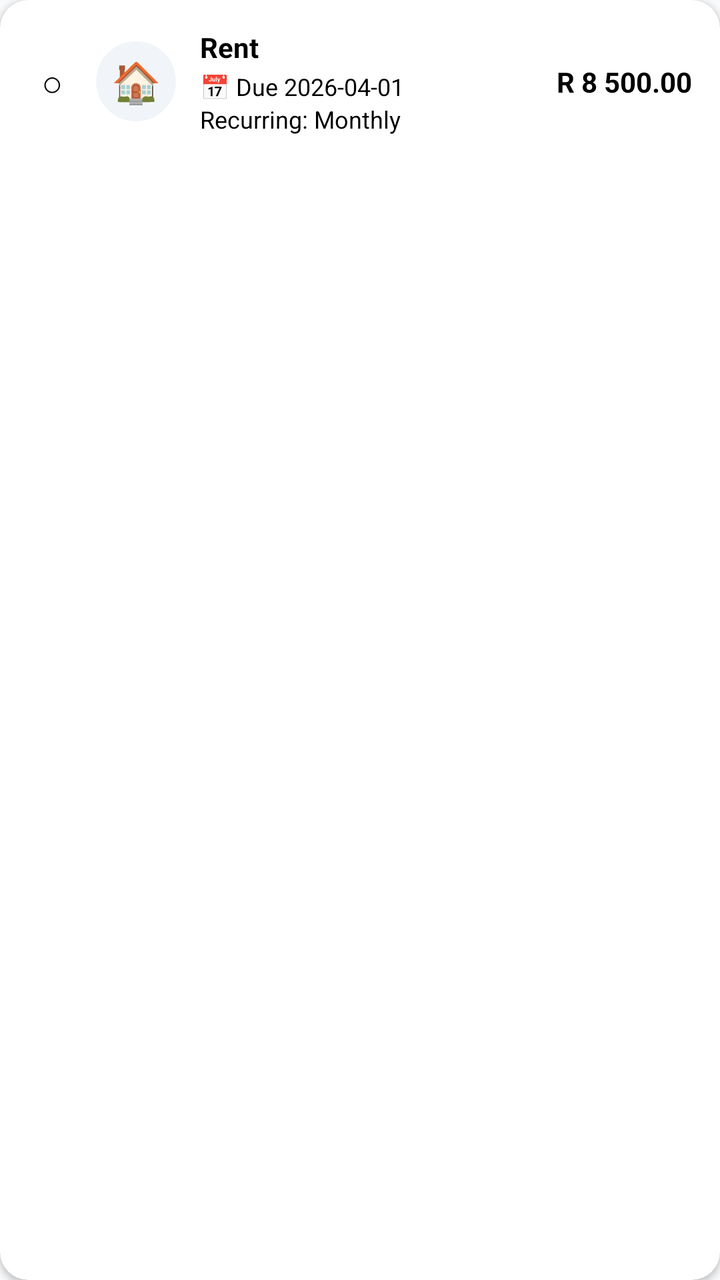
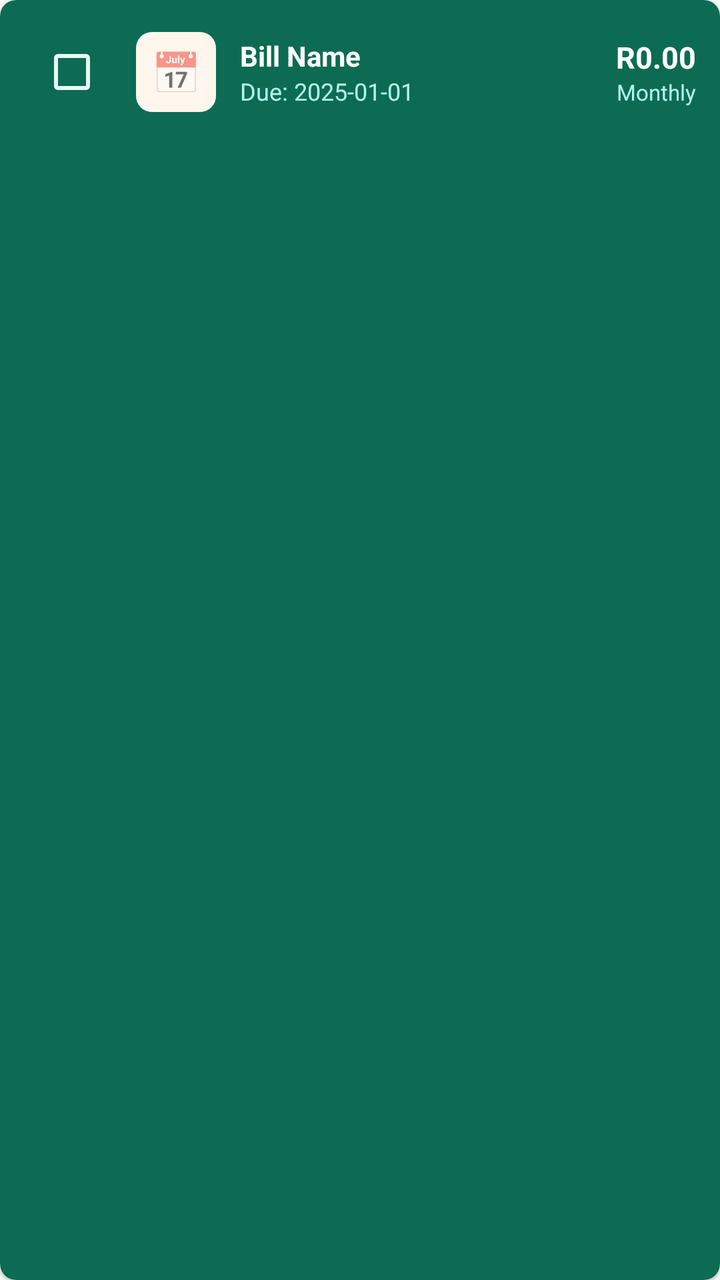

Two renders of the same Android screen: before a commit and after it. Below are the layout's source before the change and the commit's diff.
<!-- AndroidManifest.xml: application theme Theme.MoneyAssist -->
<!-- res/layout/item_bill.xml -->
<?xml version="1.0" encoding="utf-8"?>
<androidx.cardview.widget.CardView
    xmlns:android="http://schemas.android.com/apk/res/android"
    xmlns:app="http://schemas.android.com/apk/res-auto"
    android:layout_width="match_parent"
    android:layout_height="wrap_content"
    android:layout_marginBottom="10dp"
    app:cardCornerRadius="14dp"
    app:cardElevation="2dp"
    app:cardBackgroundColor="@color/white">

    <LinearLayout
        android:layout_width="match_parent"
        android:layout_height="wrap_content"
        android:orientation="horizontal"
        android:padding="14dp"
        android:gravity="center_vertical">

        
        <TextView
            android:id="@+id/tvBillCheck"
            android:layout_width="24dp"
            android:layout_height="24dp"
            android:gravity="center"
            android:text="○"
            android:textSize="18sp"
            android:textColor="@color/text_secondary"
            android:layout_marginEnd="10dp"/>

        
        <TextView
            android:id="@+id/tvBillIcon"
            android:layout_width="40dp"
            android:layout_height="40dp"
            android:gravity="center"
            android:text="🏠"
            android:textSize="20sp"
            android:background="@drawable/bg_tx_icon"
            android:layout_marginEnd="12dp"/>

        
        <LinearLayout
            android:layout_width="0dp"
            android:layout_height="wrap_content"
            android:layout_weight="1"
            android:orientation="vertical">

            <TextView
                android:id="@+id/tvBillName"
                android:layout_width="match_parent"
                android:layout_height="wrap_content"
                android:text="Rent"
                android:textSize="14sp"
                android:textStyle="bold"
                android:textColor="@color/text_primary"/>

            <TextView
                android:id="@+id/tvBillDue"
                android:layout_width="match_parent"
                android:layout_height="wrap_content"
                android:text="📅 Due 2026-04-01"
                android:textSize="12sp"
                android:textColor="@color/text_secondary"
                android:layout_marginTop="2dp"/>

            <TextView
                android:id="@+id/tvBillRecurring"
                android:layout_width="match_parent"
                android:layout_height="wrap_content"
                android:text="Recurring: Monthly"
                android:textSize="12sp"
                android:textColor="@color/text_secondary"/>
        </LinearLayout>

        <TextView
            android:id="@+id/tvBillAmount"
            android:layout_width="wrap_content"
            android:layout_height="wrap_content"
            android:text="R 8 500.00"
            android:textSize="14sp"
            android:textStyle="bold"
            android:textColor="@color/text_primary"/>

    </LinearLayout>
</androidx.cardview.widget.CardView>
<!-- resources referenced by this layout -->
<resources>
  <color name="text_primary">#000000</color>
  <color name="text_secondary">#000000</color>
  <color name="white">#FFFFFFFF</color>
  <!-- drawable bg_tx_icon (drawable) -->
  <?xml version="1.0" encoding="utf-8"?>
  <shape xmlns:android="http://schemas.android.com/apk/res/android"
      android:shape="oval">
      <solid android:color="#F1F5F9"/>
  </shape>
  <style name="Theme.MoneyAssist" parent="Theme.MaterialComponents.DayNight.NoActionBar">
          <item name="colorPrimary">@color/green_primary</item>
          <item name="colorPrimaryVariant">@color/green_dark</item>
          <item name="colorOnPrimary">@color/white</item>
          <item name="colorSecondary">@color/green_mid</item>
          <item name="colorSecondaryVariant">@color/green_dark</item>
          <item name="colorOnSecondary">@color/white</item>
          <item name="android:statusBarColor" tools:targetApi="l">@color/green_dark</item>
          <item name="android:windowBackground">@color/bg_page</item>
          <item name="android:textColor">@color/black</item>
          <item name="android:editTextColor">@color/black</item>
          <item name="android:textColorHint">@color/black</item>
      </style>
  <color name="green_primary">#1A9E7C</color>
  <color name="green_dark">#15856A</color>
  <color name="green_mid">#2BB891</color>
  <color name="bg_page">#F8FAFC</color>
  <color name="black">#FF000000</color>
</resources>

<!-- the commit's change to res/layout/item_bill.xml (unified diff, before → after) -->
@@ -4,41 +4,35 @@
     xmlns:app="http://schemas.android.com/apk/res-auto"
     android:layout_width="match_parent"
     android:layout_height="wrap_content"
-    android:layout_marginBottom="10dp"
-    app:cardCornerRadius="14dp"
-    app:cardElevation="2dp"
-    app:cardBackgroundColor="@color/white">
+    android:layout_marginBottom="6dp"
+    app:cardBackgroundColor="@color/green_dark"
+    app:cardCornerRadius="8dp"
+    app:cardElevation="1dp">
 
     <LinearLayout
         android:layout_width="match_parent"
         android:layout_height="wrap_content"
         android:orientation="horizontal"
-        android:padding="14dp"
+        android:padding="12dp"
         android:gravity="center_vertical">
 
-        
+        <CheckBox
+            android:id="@+id/cb_mark_paid"
+            android:layout_width="wrap_content"
+            android:layout_height="wrap_content"
+            android:layout_marginEnd="8dp"
+            android:buttonTint="@color/green_light"/>
+
         <TextView
-            android:id="@+id/tvBillCheck"
-            android:layout_width="24dp"
-            android:layout_height="24dp"
-            android:gravity="center"
-            android:text="○"
-            android:textSize="18sp"
-            android:textColor="@color/text_secondary"
-            android:layout_marginEnd="10dp"/>
-
-        
-        <TextView
-            android:id="@+id/tvBillIcon"
+            android:id="@+id/tv_bill_icon"
             android:layout_width="40dp"
             android:layout_height="40dp"
             android:gravity="center"
-            android:text="🏠"
+            android:text="📅"
             android:textSize="20sp"
-            android:background="@drawable/bg_tx_icon"
+            android:background="@drawable/bg_tag_learn"
             android:layout_marginEnd="12dp"/>
 
-        
         <LinearLayout
             android:layout_width="0dp"
             android:layout_height="wrap_content"
@@ -46,40 +40,45 @@
             android:orientation="vertical">
 
             <TextView
-                android:id="@+id/tvBillName"
-                android:layout_width="match_parent"
+                android:id="@+id/tv_bill_name"
+                android:layout_width="wrap_content"
                 android:layout_height="wrap_content"
-                android:text="Rent"
+                android:text="Bill Name"
+                android:textStyle="bold"
                 android:textSize="14sp"
-                android:textStyle="bold"
-                android:textColor="@color/text_primary"/>
+                android:textColor="@color/white"/>
 
             <TextView
-                android:id="@+id/tvBillDue"
-                android:layout_width="match_parent"
+                android:id="@+id/tv_bill_due"
+                android:layout_width="wrap_content"
                 android:layout_height="wrap_content"
-                android:text="📅 Due 2026-04-01"
+                android:text="Due: 2025-01-01"
                 android:textSize="12sp"
-                android:textColor="@color/text_secondary"
-                android:layout_marginTop="2dp"/>
+                android:textColor="#B2F5EA"/>
+        </LinearLayout>
+
+        <LinearLayout
+            android:layout_width="wrap_content"
+            android:layout_height="wrap_content"
+            android:orientation="vertical"
+            android:gravity="end">
 
             <TextView
-                android:id="@+id/tvBillRecurring"
-                android:layout_width="match_parent"
+                android:id="@+id/tv_bill_amount"
+                android:layout_width="wrap_content"
                 android:layout_height="wrap_content"
-                android:text="Recurring: Monthly"
-                android:textSize="12sp"
-                android:textColor="@color/text_secondary"/>
+                android:text="R0.00"
+                android:textStyle="bold"
+                android:textSize="15sp"
+                android:textColor="@color/white"/>
+
+            <TextView
+                android:id="@+id/tv_bill_recurring"
+                android:layout_width="wrap_content"
+                android:layout_height="wrap_content"
+                android:text="Monthly"
+                android:textSize="11sp"
+                android:textColor="#B2F5EA"/>
         </LinearLayout>
-
-        <TextView
-            android:id="@+id/tvBillAmount"
-            android:layout_width="wrap_content"
-            android:layout_height="wrap_content"
-            android:text="R 8 500.00"
-            android:textSize="14sp"
-            android:textStyle="bold"
-            android:textColor="@color/text_primary"/>
-
     </LinearLayout>
 </androidx.cardview.widget.CardView>
<!-- resource entries referenced after the edit -->
@@ -1,31 +1,37 @@
 <!-- resources referenced by this layout -->
 <resources>
-  <color name="text_primary">#000000</color>
-  <color name="text_secondary">#000000</color>
-  <color name="white">#FFFFFFFF</color>
-  <!-- drawable bg_tx_icon (drawable) -->
+  <color name="text_primary">#1E293B</color>
+  <color name="bg_card">#FFFFFF</color>
+  <color name="white">#FFFFFF</color>
+  <!-- drawable bg_tag_learn (drawable) -->
   <?xml version="1.0" encoding="utf-8"?>
-  <shape xmlns:android="http://schemas.android.com/apk/res/android"
-      android:shape="oval">
-      <solid android:color="#F1F5F9"/>
+  <shape xmlns:android="http://schemas.android.com/apk/res/android">
+      <solid android:color="#FFF7ED"/>
+      <corners android:radius="8dp"/>
   </shape>
   <style name="Theme.MoneyAssist" parent="Theme.MaterialComponents.DayNight.NoActionBar">
           <item name="colorPrimary">@color/green_primary</item>
           <item name="colorPrimaryVariant">@color/green_dark</item>
           <item name="colorOnPrimary">@color/white</item>
-          <item name="colorSecondary">@color/green_mid</item>
-          <item name="colorSecondaryVariant">@color/green_dark</item>
-          <item name="colorOnSecondary">@color/white</item>
-          <item name="android:statusBarColor" tools:targetApi="l">@color/green_dark</item>
+          <item name="colorSecondary">@color/yellow_accent</item>
+          <item name="colorOnSecondary">@color/text_primary</item>
+          <item name="colorSurface">@color/bg_card</item>
+          <item name="colorOnSurface">@color/text_primary</item>
           <item name="android:windowBackground">@color/bg_page</item>
-          <item name="android:textColor">@color/black</item>
-          <item name="android:editTextColor">@color/black</item>
-          <item name="android:textColorHint">@color/black</item>
+          <item name="android:statusBarColor">@color/green_dark</item>
+  
+          
+          <item name="bottomNavigationStyle">@style/Widget.MoneyAssist.BottomNav</item>
       </style>
   <color name="green_primary">#1A9E7C</color>
-  <color name="green_dark">#15856A</color>
-  <color name="green_mid">#2BB891</color>
+  <color name="yellow_accent">#F59E0B</color>
+  <color name="green_dark">#0D6B53</color>
+  <color name="green_light">#E8F8F3</color>
   <color name="bg_page">#F8FAFC</color>
-  <color name="black">#FF000000</color>
+  <style name="Widget.MoneyAssist.BottomNav" parent="Widget.MaterialComponents.BottomNavigationView">
+          <item name="itemIconTint">@color/bottom_nav_color</item>
+          <item name="itemTextColor">@color/bottom_nav_color</item>
+          <item name="backgroundTint">@color/white</item>
+      </style>
 </resources>
 
